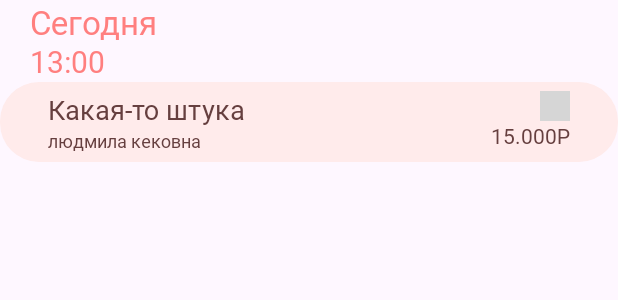
After one commit to danyachka/ClientBook, an Android app: the layout appointment_element.xml on its own in the app's theme, with its tools: preview values and no code run, on a phone screen of 412 x 824 dp. The commit adds this screen. Shown: the top 300 px of the screen. Run offline under Robolectric (Android 15) with nearby library versions, the phone set to English and light mode, and no system bars; grey boxes are pictures that could not be loaded.

Commit message:
Add appointment_element.xml, AppointmentAdapter and AppointmentViewHolder, update DB requests

```diff
--- /dev/null
+++ b/app/src/main/res/drawable/high_rounded.xml
@@ -0,0 +1,9 @@
+<?xml version="1.0" encoding="utf-8"?>
+<selector xmlns:android="http://schemas.android.com/apk/res/android">
+    <item>
+        <shape android:shape="rectangle">
+            <solid android:color="@color/white" />
+            <corners android:radius="26dp" />
+        </shape>
+    </item>
+</selector>
--- /dev/null
+++ b/app/src/main/res/layout/appointment_element.xml
@@ -0,0 +1,117 @@
+<?xml version="1.0" encoding="utf-8"?>
+<LinearLayout xmlns:android="http://schemas.android.com/apk/res/android"
+    xmlns:app="http://schemas.android.com/apk/res-auto"
+    android:layout_width="match_parent"
+
+    android:layout_height="wrap_content"
+
+    android:background="@android:color/transparent"
+
+    android:orientation="vertical">
+
+    <TextView
+        android:id="@+id/date_text"
+
+        android:layout_marginStart="20dp"
+
+        android:layout_width="wrap_content"
+        android:layout_height="wrap_content"
+        android:layout_gravity="center_vertical"
+        android:fontFamily="@font/montserratbold"
+        android:text="Сегодня"
+        android:textColor="@color/accent"
+        android:textSize="22sp" />
+
+    <TextView
+        android:id="@+id/time_text"
+
+        android:layout_marginStart="20dp"
+        android:layout_marginTop="-2dp"
+
+        android:layout_width="wrap_content"
+        android:layout_height="wrap_content"
+        android:layout_gravity="center_vertical"
+        android:fontFamily="@font/montserratbold"
+        android:text="13:00"
+        android:textColor="@color/accent"
+        android:textSize="20sp" />
+
+
+    <LinearLayout
+        android:layout_width="match_parent"
+        android:layout_height="wrap_content"
+
+        android:background="@drawable/high_rounded"
+        android:backgroundTint="@color/accent_light_light"
+
+        android:paddingHorizontal="32dp"
+
+        android:paddingVertical="6dp">
+
+        <LinearLayout
+            android:layout_width="match_parent"
+            android:layout_height="wrap_content"
+
+            android:layout_weight="1"
+
+            android:orientation="vertical">
+
+            <TextView
+                android:id="@+id/name"
+
+                android:layout_width="wrap_content"
+                android:layout_height="wrap_content"
+                android:layout_gravity="center_vertical"
+                android:fontFamily="@font/montserratsemibold"
+                android:text="Какая-то штука"
+                android:textColor="@color/accent_dark"
+                android:textSize="18sp" />
+
+            <TextView
+                android:id="@+id/client_name"
+
+                android:layout_width="wrap_content"
+                android:layout_height="wrap_content"
+                android:layout_gravity="center_vertical"
+                android:fontFamily="@font/montserratmedium"
+                android:text="людмила кековна"
+                android:textColor="@color/accent_dark"
+                android:textSize="12dp" />
+
+        </LinearLayout>
+
+        <LinearLayout
+            android:layout_width="wrap_content"
+            android:layout_height="match_parent"
+
+            android:layout_weight="0"
+
+            android:gravity="end"
+
+            android:orientation="vertical">
+
+            <ImageView
+                android:id="@+id/notification_indicator"
+                android:layout_width="20dp"
+                android:layout_height="20dp"
+
+                android:src="@drawable/ic_notifications"
+                app:tint="@color/accent_dark" />
+
+            <TextView
+                android:id="@+id/value"
+
+                android:layout_width="wrap_content"
+                android:layout_height="wrap_content"
+                android:layout_gravity="center_vertical"
+                android:fontFamily="@font/montserratsemibold"
+                android:text="15.000Р"
+                android:textColor="@color/accent_dark"
+                android:textSize="14sp" />
+
+        </LinearLayout>
+
+
+    </LinearLayout>
+
+</LinearLayout>
```
Also changed, not shown: app/src/main/java/ru/etysoft/clientbook/db/daos/AppointmentDao.kt (+17 -0 lines), app/src/main/java/ru/etysoft/clientbook/db/entities/AppointmentClient.kt (added, +18 -0 lines), app/src/main/java/ru/etysoft/clientbook/db/entities/appointment/Appointment.java (+17 -0 lines), app/src/main/java/ru/etysoft/clientbook/ui/adapters/appointment/AppointmentAdapter.kt (added, +50 -0 lines), app/src/main/java/ru/etysoft/clientbook/ui/adapters/appointment/AppointmentViewHolder.kt (added, +57 -0 lines), app/src/main/java/ru/etysoft/clientbook/ui/fragments/list/ListFragment.kt (+12 -5 lines).
